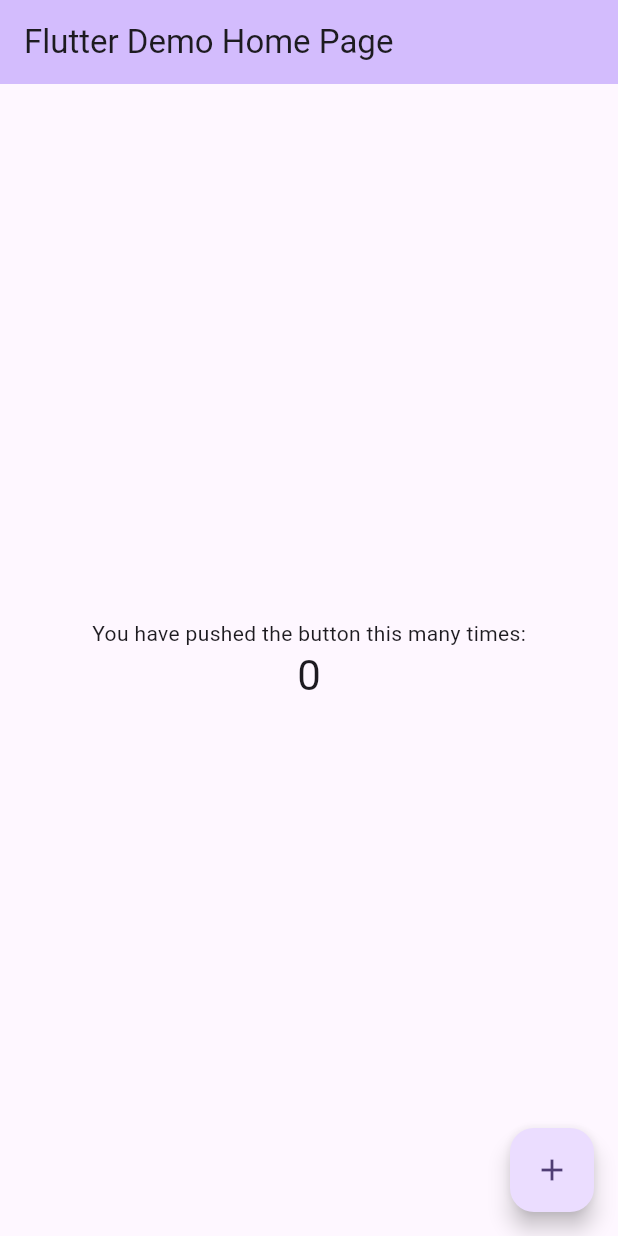
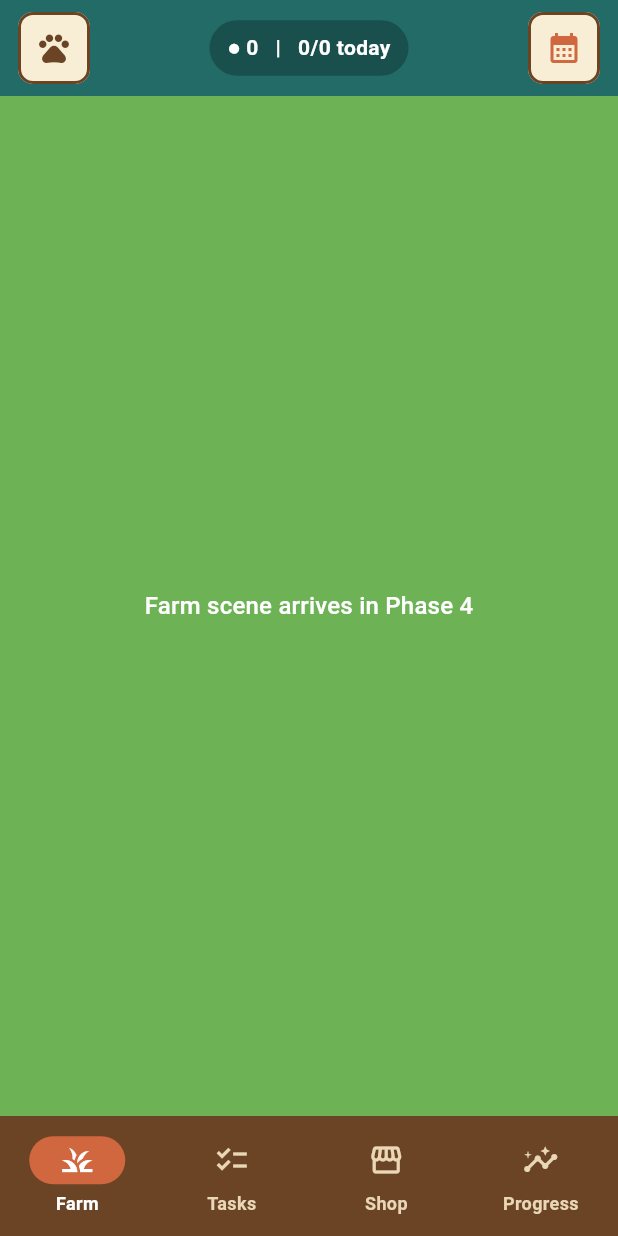
Before and after one commit to Harsha0906/cultiva, a Flutter app: the screen it shows after launch, on a phone screen of 412 x 824 dp. Run offline on Flutter 3.47's test engine with Material 3 defaults, Android fonts, the phone set to English and light mode, and no system bars; our stand-ins replace flutter_riverpod, go_router, material_ui.

Commit message:
Phase 1.3: app shell with 4-tab navigation, header shortcuts, theme tokens
- go_router StatefulShellRoute (Farm, Tasks, Shop, Progress) + /profile, /focus/:taskId
- material_ui imports (Flutter 3.50), compileSdk 37 + desugaring for notifications
- 6 navigation widget tests; verified on cultiva_pixel emulator

Co-Authored-By: Claude Opus 5.5 <noreply@anthropic.com>

```diff
--- /dev/null
+++ b/app/lib/app.dart
@@ -0,0 +1,36 @@
+import 'package:go_router/go_router.dart';
+import 'package:material_ui/material_ui.dart';
+
+import 'core/router.dart';
+import 'core/theme/app_theme.dart';
+
+class CultivaApp extends StatefulWidget {
+  const CultivaApp({super.key, this.initialLocation = Routes.farm});
+
+  final String initialLocation;
+
+  @override
+  State<CultivaApp> createState() => _CultivaAppState();
+}
+
+class _CultivaAppState extends State<CultivaApp> {
+  late final GoRouter _router = buildRouter(
+    initialLocation: widget.initialLocation,
+  );
+
+  @override
+  void dispose() {
+    _router.dispose();
+    super.dispose();
+  }
+
+  @override
+  Widget build(BuildContext context) {
+    return MaterialApp.router(
+      title: 'Cultiva',
+      debugShowCheckedModeBanner: false,
+      theme: buildCultivaTheme(),
+      routerConfig: _router,
+    );
+  }
+}
--- /dev/null
+++ b/app/lib/core/router.dart
@@ -0,0 +1,75 @@
+import 'package:go_router/go_router.dart';
+import 'package:material_ui/material_ui.dart';
+
+import '../features/farm/farm_screen.dart';
+import '../features/focus/focus_screen.dart';
+import '../features/profile/profile_screen.dart';
+import '../features/progress/progress_screen.dart';
+import '../features/shell/app_shell.dart';
+import '../features/shell/not_found_screen.dart';
+import '../features/shop/shop_screen.dart';
+import '../features/tasks/tasks_screen.dart';
+
+/// Central route paths. Build paths with these helpers, never with string literals.
+abstract final class Routes {
+  static const farm = '/farm';
+  static const tasks = '/tasks';
+  static const shop = '/shop';
+  static const progress = '/progress';
+  static const profile = '/profile';
+  static const calendar = '/progress?view=calendar';
+  static String focus(String taskId) => '/focus/${Uri.encodeComponent(taskId)}';
+}
+
+final _rootKey = GlobalKey<NavigatorState>(debugLabel: 'root');
+
+GoRouter buildRouter({String initialLocation = Routes.farm}) => GoRouter(
+  navigatorKey: _rootKey,
+  initialLocation: initialLocation,
+  errorBuilder: (context, state) => const NotFoundScreen(),
+  routes: [
+    StatefulShellRoute.indexedStack(
+      builder: (context, state, shell) => AppShell(shell: shell),
+      branches: [
+        StatefulShellBranch(
+          routes: [
+            GoRoute(path: Routes.farm, builder: (_, _) => const FarmScreen()),
+          ],
+        ),
+        StatefulShellBranch(
+          routes: [
+            GoRoute(path: Routes.tasks, builder: (_, _) => const TasksScreen()),
+          ],
+        ),
+        StatefulShellBranch(
+          routes: [
+            GoRoute(path: Routes.shop, builder: (_, _) => const ShopScreen()),
+          ],
+        ),
+        StatefulShellBranch(
+          routes: [
+            GoRoute(
+              path: Routes.progress,
+              builder: (_, state) => ProgressScreen(
+                initialView: ProgressView.parse(
+                  state.uri.queryParameters['view'],
+                ),
+              ),
+            ),
+          ],
+        ),
+      ],
+    ),
+    GoRoute(
+      path: Routes.profile,
+      parentNavigatorKey: _rootKey,
+      builder: (_, _) => const ProfileScreen(),
+    ),
+    GoRoute(
+      path: '/focus/:taskId',
+      parentNavigatorKey: _rootKey,
+      builder: (_, state) =>
+          FocusScreen(taskId: state.pathParameters['taskId'] ?? ''),
+    ),
+  ],
+);
--- /dev/null
+++ b/app/lib/core/theme/app_theme.dart
@@ -0,0 +1,43 @@
+import 'package:material_ui/material_ui.dart';
+
+import 'tokens.dart';
+
+ThemeData buildCultivaTheme() {
+  final scheme = ColorScheme.fromSeed(
+    seedColor: CultivaColors.teal,
+    primary: CultivaColors.teal,
+    secondary: CultivaColors.terracotta,
+    surface: CultivaColors.paper,
+    onSurface: CultivaColors.ink,
+  );
+  return ThemeData(
+    useMaterial3: true,
+    colorScheme: scheme,
+    scaffoldBackgroundColor: CultivaColors.paper,
+    appBarTheme: const AppBarTheme(
+      backgroundColor: CultivaColors.tealDark,
+      foregroundColor: Colors.white,
+      centerTitle: false,
+    ),
+    navigationBarTheme: NavigationBarThemeData(
+      backgroundColor: CultivaColors.woodDark,
+      indicatorColor: CultivaColors.terracotta,
+      labelTextStyle: WidgetStateProperty.resolveWith(
+        (states) => TextStyle(
+          color: states.contains(WidgetState.selected)
+              ? Colors.white
+              : const Color(0xFFE9D7B5),
+          fontWeight: FontWeight.w600,
+          fontSize: 12,
+        ),
+      ),
+      iconTheme: WidgetStateProperty.resolveWith(
+        (states) => IconThemeData(
+          color: states.contains(WidgetState.selected)
+              ? Colors.white
+              : const Color(0xFFE9D7B5),
+        ),
+      ),
+    ),
+  );
+}
--- /dev/null
+++ b/app/lib/core/theme/tokens.dart
@@ -0,0 +1,31 @@
+import 'package:material_ui/material_ui.dart';
+
+/// Cultiva colour tokens (see docs/01-design-spec.md §5).
+abstract final class CultivaColors {
+  static const teal = Color(0xFF2F8F8A);
+  static const tealDark = Color(0xFF226B67);
+  static const terracotta = Color(0xFFD0673F);
+  static const terracottaDark = Color(0xFF8A3A20);
+  static const wood = Color(0xFF9C6B3F);
+  static const woodDark = Color(0xFF6B4426);
+  static const paper = Color(0xFFF8EED6);
+  static const paperDark = Color(0xFFF3E6C8);
+  static const line = Color(0xFFC9B58E);
+  static const ink = Color(0xFF3B2A1E);
+  static const inkSoft = Color(0xFF7A6450);
+  static const grass = Color(0xFF6DB356);
+  static const gold = Color(0xFFF2C14E);
+}
+
+/// Spacing on a 4/8 rhythm.
+abstract final class Space {
+  static const xs = 4.0;
+  static const sm = 8.0;
+  static const md = 12.0;
+  static const lg = 16.0;
+  static const xl = 24.0;
+  static const xxl = 32.0;
+}
+
+/// Minimum interactive size (Apple 44pt / Material 48dp — we use 48 on Android).
+const double kMinTap = 48;
--- /dev/null
+++ b/app/lib/features/farm/farm_screen.dart
@@ -0,0 +1,121 @@
+import 'package:go_router/go_router.dart';
+import 'package:material_ui/material_ui.dart';
+
+import '../../core/router.dart';
+import '../../core/theme/tokens.dart';
+
+/// Farm (home). Placeholder until Phase 4 adds the Flame scene.
+class FarmScreen extends StatelessWidget {
+  const FarmScreen({super.key});
+
+  @override
+  Widget build(BuildContext context) {
+    return Scaffold(
+      backgroundColor: CultivaColors.grass,
+      body: SafeArea(
+        bottom: false,
+        child: Column(
+          children: [
+            const FarmHeader(),
+            Expanded(
+              child: Center(
+                child: Text(
+                  'Farm scene arrives in Phase 4',
+                  style: Theme.of(context).textTheme.titleMedium
+                      ?.copyWith(color: Colors.white),
+                ),
+              ),
+            ),
+          ],
+        ),
+      ),
+    );
+  }
+}
+
+/// Header: avatar (→ Profile) · coins/progress pill · calendar (→ Progress calendar).
+class FarmHeader extends StatelessWidget {
+  const FarmHeader({super.key});
+
+  @override
+  Widget build(BuildContext context) {
+    return Container(
+      color: CultivaColors.tealDark,
+      padding: const EdgeInsets.symmetric(
+        horizontal: Space.md,
+        vertical: Space.sm,
+      ),
+      child: Row(
+        children: [
+          _HeaderButton(
+            semanticLabel: 'Profile',
+            onTap: () => context.push(Routes.profile),
+            child: const Icon(Icons.pets, color: CultivaColors.woodDark),
+          ),
+          const Spacer(),
+          Container(
+            padding: const EdgeInsets.symmetric(
+              horizontal: Space.md,
+              vertical: Space.sm,
+            ),
+            decoration: BoxDecoration(
+              color: Colors.black26,
+              borderRadius: BorderRadius.circular(20),
+            ),
+            child: const Text(
+              '● 0   |   0/0 today',
+              style: TextStyle(
+                color: Colors.white,
+                fontWeight: FontWeight.w600,
+              ),
+            ),
+          ),
+          const Spacer(),
+          _HeaderButton(
+            semanticLabel: 'Calendar',
+            onTap: () => context.go(Routes.calendar),
+            child: const Icon(
+              Icons.calendar_month,
+              color: CultivaColors.terracotta,
+            ),
+          ),
+        ],
+      ),
+    );
+  }
+}
+
+class _HeaderButton extends StatelessWidget {
+  const _HeaderButton({
+    required this.semanticLabel,
+    required this.onTap,
+    required this.child,
+  });
+
+  final String semanticLabel;
+  final VoidCallback onTap;
+  final Widget child;
+
+  @override
+  Widget build(BuildContext context) {
+    return Semantics(
+      button: true,
+      label: semanticLabel,
+      child: Material(
+        color: CultivaColors.paper,
+        shape: RoundedRectangleBorder(
+          borderRadius: BorderRadius.circular(10),
+          side: const BorderSide(color: CultivaColors.woodDark, width: 2),
+        ),
+        child: InkWell(
+          borderRadius: BorderRadius.circular(10),
+          onTap: onTap,
+          child: SizedBox.square(
+            dimension: kMinTap,
+            child: Center(child: child),
+          ),
+        ),
+      ),
+    );
+  }
+}
--- /dev/null
+++ b/app/lib/features/progress/progress_screen.dart
@@ -0,0 +1,32 @@
+import 'package:material_ui/material_ui.dart';
+
+enum ProgressView {
+  today,
+  calendar;
+
+  static ProgressView parse(String? raw) => ProgressView.values.firstWhere(
+    (v) => v.name == raw,
+    orElse: () => ProgressView.today,
+  );
+}
+
+/// Progress tab (journal, charts, calendar). Placeholder until Phase 8.
+class ProgressScreen extends StatelessWidget {
+  const ProgressScreen({super.key, this.initialView = ProgressView.today});
+
+  final ProgressView initialView;
+
+  @override
+  Widget build(BuildContext context) {
+    return Scaffold(
+      appBar: AppBar(title: const Text('Progress')),
+      body: Center(
+        child: Text(
+          initialView == ProgressView.calendar
+              ? 'Calendar view (Phase 8)'
+              : 'Today & weekly progress (Phase 8)',
+        ),
+      ),
+    );
+  }
+}
--- /dev/null
+++ b/app/lib/features/shell/app_shell.dart
@@ -0,0 +1,40 @@
+import 'package:go_router/go_router.dart';
+import 'package:material_ui/material_ui.dart';
+
+/// Bottom-nav shell: Farm · Tasks · Shop · Progress.
+/// Each tab keeps its own navigation history (StatefulShellRoute.indexedStack).
+class AppShell extends StatelessWidget {
+  const AppShell({super.key, required this.shell});
+
+  final StatefulNavigationShell shell;
+
+  static const _tabs = [
+    (icon: Icons.grass_outlined, active: Icons.grass, label: 'Farm'),
+    (icon: Icons.checklist_outlined, active: Icons.checklist, label: 'Tasks'),
+    (icon: Icons.storefront_outlined, active: Icons.storefront, label: 'Shop'),
+    (icon: Icons.insights_outlined, active: Icons.insights, label: 'Progress'),
+  ];
+
+  @override
+  Widget build(BuildContext context) {
+    return Scaffold(
+      body: shell,
+      bottomNavigationBar: NavigationBar(
+        selectedIndex: shell.currentIndex,
+        onDestinationSelected: (i) => shell.goBranch(
+          i,
+          // Re-tapping the active tab returns it to its root.
+          initialLocation: i == shell.currentIndex,
+        ),
+        destinations: [
+          for (final t in _tabs)
+            NavigationDestination(
+              icon: Icon(t.icon),
+              selectedIcon: Icon(t.active),
+              label: t.label,
+            ),
+        ],
+      ),
+    );
+  }
+}
--- a/app/lib/main.dart
+++ b/app/lib/main.dart
@@ -1,122 +1,8 @@
+import 'package:flutter_riverpod/flutter_riverpod.dart';
 import 'package:material_ui/material_ui.dart';
 
+import 'app.dart';
+
 void main() {
-  runApp(const MyApp());
+  runApp(const ProviderScope(child: CultivaApp()));
 }
-
-class MyApp extends StatelessWidget {
-  const MyApp({super.key});
-
-  // This widget is the root of your application.
-  @override
-  Widget build(BuildContext context) {
-    return MaterialApp(
-      title: 'Flutter Demo',
-      theme: ThemeData(
-        // This is the theme of your application.
-        //
-        // TRY THIS: Try running your application with "flutter run". You'll see
-        // the application has a purple toolbar. Then, without quitting the app,
-        // try changing the seedColor in the colorScheme below to Colors.green
-        // and then invoke "hot reload" (save your changes or press the "hot
-        // reload" button in a Flutter-supported IDE, or press "r" if you used
-        // the command line to start the app).
-        //
-        // Notice that the counter didn't reset back to zero; the application
-        // state is not lost during the reload. To reset the state, use hot
-        // restart instead.
-        //
-        // This works for code too, not just values: Most code changes can be
-        // tested with just a hot reload.
-        colorScheme: .fromSeed(seedColor: Colors.deepPurple),
-      ),
-      home: const MyHomePage(title: 'Flutter Demo Home Page'),
-    );
-  }
-}
-
-class MyHomePage extends StatefulWidget {
-  const MyHomePage({super.key, required this.title});
-
-  // This widget is the home page of your application. It is stateful, meaning
-  // that it has a State object (defined below) that contains fields that affect
-  // how it looks.
-
-  // This class is the configuration for the state. It holds the values (in this
-  // case the title) provided by the parent (in this case the App widget) and
-  // used by the build method of the State. Fields in a Widget subclass are
-  // always marked "final".
-
-  final String title;
-
-  @override
-  State<MyHomePage> createState() => _MyHomePageState();
-}
-
-class _MyHomePageState extends State<MyHomePage> {
-  int _counter = 0;
-
-  void _incrementCounter() {
-    setState(() {
-      // This call to setState tells the Flutter framework that something has
-      // changed in this State, which causes it to rerun the build method below
-      // so that the display can reflect the updated values. If we changed
-      // _counter without calling setState(), then the build method would not be
-      // called again, and so nothing would appear to happen.
-      _counter++;
-    });
-  }
-
-  @override
-  Widget build(BuildContext context) {
-    // This method is rerun every time setState is called, for instance as done
-    // by the _incrementCounter method above.
-    //
-    // The Flutter framework has been optimized to make rerunning build methods
-    // fast, so that you can just rebuild anything that needs updating rather
-    // than having to individually change instances of widgets.
-    return Scaffold(
-      appBar: AppBar(
-        // TRY THIS: Try changing the color here to a specific color (to
-        // Colors.amber, perhaps?) and trigger a hot reload to see the AppBar
-        // change color while the other colors stay the same.
-        backgroundColor: Theme.of(context).colorScheme.inversePrimary,
-        // Here we take the value from the MyHomePage object that was created by
-        // the App.build method, and use it to set our appbar title.
-        title: Text(widget.title),
-      ),
-      body: Center(
-        // Center is a layout widget. It takes a single child and positions it
-        // in the middle of the parent.
-        child: Column(
-          // Column is also a layout widget. It takes a list of children and
-          // arranges them vertically. By default, it sizes itself to fit its
-          // children horizontally, and tries to be as tall as its parent.
-          //
-          // Column has various properties to control how it sizes itself and
-          // how it positions its children. Here we use mainAxisAlignment to
-          // center the children vertically; the main axis here is the vertical
-          // axis because Columns are vertical (the cross axis would be
-          // horizontal).
-          //
-          // TRY THIS: Invoke "debug painting" (choose the "Toggle Debug Paint"
-          // action in the IDE, or press "p" in the console), to see the
-          // wireframe for each widget.
-          mainAxisAlignment: .center,
-          children: [
-            const Text('You have pushed the button this many times:'),
-            Text(
-              '$_counter',
-              style: Theme.of(context).textTheme.headlineMedium,
-            ),
-          ],
-        ),
-      ),
-      floatingActionButton: FloatingActionButton(
-        onPressed: _incrementCounter,
-        tooltip: 'Increment',
-        child: const Icon(Icons.add),
-      ),
-    );
-  }
-}
--- a/app/pubspec.yaml
+++ b/app/pubspec.yaml
@@ -30,7 +30,7 @@ environment:
 dependencies:
   flutter:
     sdk: flutter
-  material_ui: ^1.1.0
+  material_ui: ^1.11.0
 
   # The following adds the Cupertino Icons font to your application.
   # Use with the CupertinoIcons class for iOS style icons.
```
Also changed, not shown: app/lib/features/focus/focus_screen.dart (added, +23 -0 lines), app/lib/features/profile/profile_screen.dart (added, +16 -0 lines), app/lib/features/shell/not_found_screen.dart (added, +36 -0 lines), app/lib/features/shop/shop_screen.dart (added, +14 -0 lines), app/lib/features/tasks/tasks_screen.dart (added, +26 -0 lines), docs/design/screens/phase1-calendar.png (added), docs/design/screens/phase1-farm.png (added), 4 other files.
